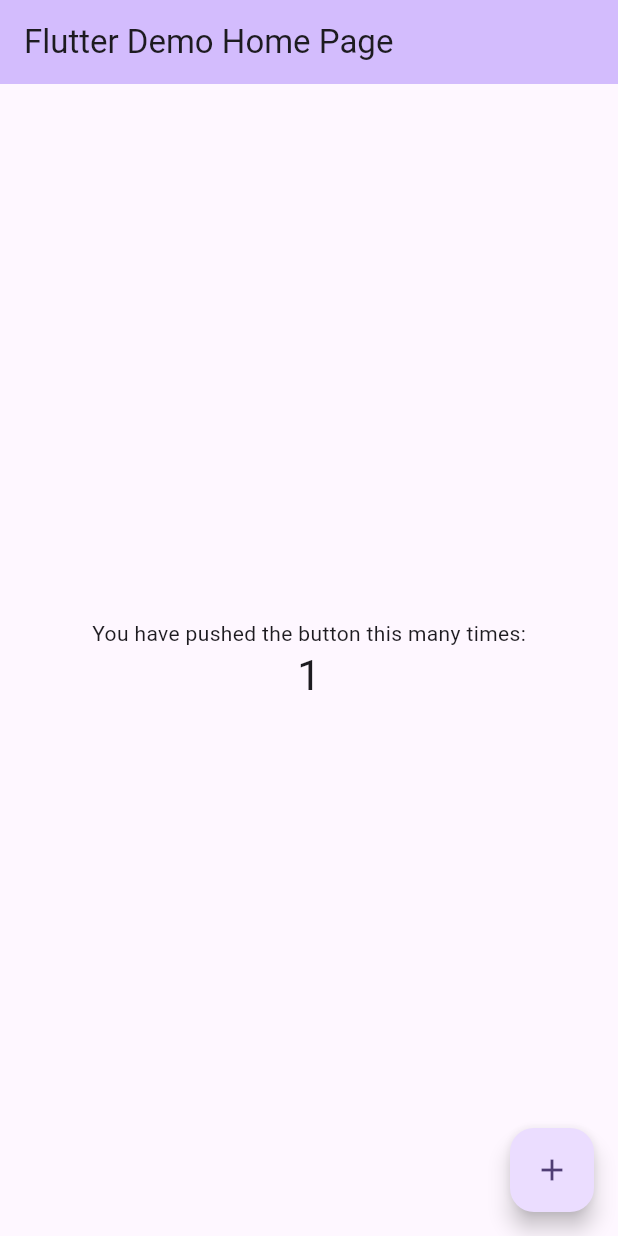
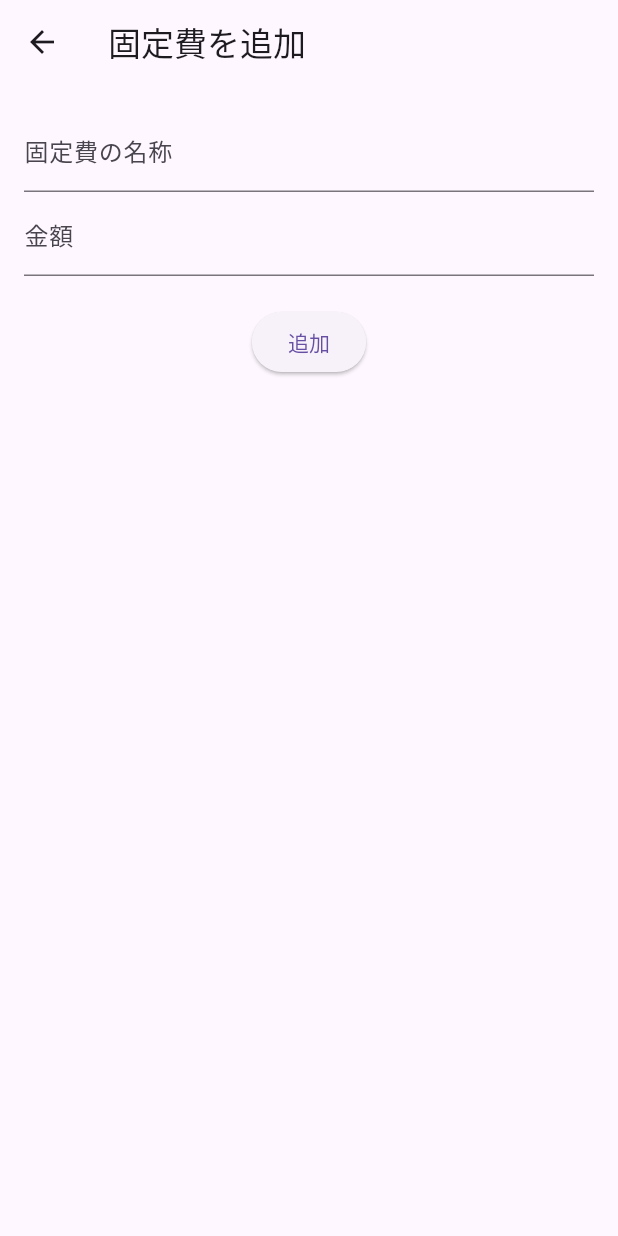
Before and after one commit to JunNakarai/FixedCost, a Flutter app: the screen it shows after launch, after a tap on the "add" icon, on a phone screen of 412 x 824 dp. Run offline on Flutter 3.47's test engine with Material 3 defaults, Android fonts, the phone set to English and light mode, and no system bars.

Commit message:
feat: ✨ #1 固定費リストを作成

```diff
--- a/lib/main.dart
+++ b/lib/main.dart
@@ -1,4 +1,5 @@
 import 'package:flutter/material.dart';
+import 'package:provider/provider.dart';
 
 void main() {
   runApp(const MyApp());
@@ -10,8 +11,10 @@
   // This widget is the root of your application.
   @override
   Widget build(BuildContext context) {
-    return MaterialApp(
-      title: 'Flutter Demo',
+    return ChangeNotifierProvider(
+      create: (context) => FixedCostProvider(),
+      child: MaterialApp(
+        title: '固定費計算アプリ',
         theme: ThemeData(
           // This is the theme of your application.
           //
@@ -28,10 +31,10 @@
           //
           // This works for code too, not just values: Most code changes can be
           // tested with just a hot reload.
-        colorScheme: ColorScheme.fromSeed(seedColor: Colors.deepPurple),
-        useMaterial3: true,
+          primarySwatch: Colors.blue,
         ),
-      home: const MyHomePage(title: 'Flutter Demo Home Page'),
+        home: FixedCostListScreen(),
+      ),
     );
   }
 }
@@ -123,3 +126,113 @@
     );
   }
 }
+
+class FixedCost {
+  String name;
+  double amount;
+
+  FixedCost({required this.name, required this.amount});
+}
+
+class FixedCostProvider extends ChangeNotifier {
+  List<FixedCost> _fixedCosts = [];
+  List<FixedCost> get fixCosts => _fixedCosts;
+
+  void addFixedCost(FixedCost fixedCost) {
+    _fixedCosts.add(fixedCost);
+    notifyListeners();
+  }
+
+  void removeFixedCost(FixedCost fixedCost) {
+    _fixedCosts.remove(fixedCost);
+    notifyListeners();
+  }
+}
+
+class FixedCostListScreen extends StatelessWidget {
+  @override
+  Widget build(BuildContext context) {
+    return Scaffold(
+      appBar: AppBar(
+        title: const Text('固定費リスト'),
+      ),
+      body: Consumer<FixedCostProvider>(builder: (context, provider, child) {
+        return ListView.builder(
+          itemCount: provider.fixCosts.length,
+          itemBuilder: (context, index) {
+            final fixedCost = provider.fixCosts[index];
+            return ListTile(
+              title: Text(fixedCost.name),
+              subtitle: Text('${fixedCost.amount}円'),
+              trailing: IconButton(
+                icon: const Icon(Icons.delete),
+                onPressed: () {
+                  provider.removeFixedCost(fixedCost);
+                },
+              ),
+            );
+          },
+        );
+      }),
+      floatingActionButton: FloatingActionButton(
+        onPressed: () {
+          Navigator.of(context).push(
+            MaterialPageRoute(builder: (context) => AddFixedCostScreen()),
+          );
+        },
+        child: const Icon(Icons.add),
+      ),
+    );
+  }
+}
+
+class AddFixedCostScreen extends StatefulWidget {
+  const AddFixedCostScreen({super.key});
+  @override
+  _AddFixedCostScreenState createState() => _AddFixedCostScreenState();
+}
+
+class _AddFixedCostScreenState extends State<AddFixedCostScreen> {
+  final _nameController = TextEditingController();
+  final _amountController = TextEditingController();
+
+  @override
+  Widget build(BuildContext context) {
+    return Scaffold(
+      appBar: AppBar(
+        title: const Text('固定費を追加'),
+      ),
+      body: Padding(
+        padding: const EdgeInsets.all(16.0),
+        child: Column(
+          children: [
+            TextField(
+              controller: _nameController,
+              decoration: const InputDecoration(labelText: '固定費の名称'),
+            ),
+            TextField(
+              controller: _amountController,
+              decoration: const InputDecoration(labelText: '金額'),
+              keyboardType: TextInputType.number,
+            ),
+            const SizedBox(height: 20),
+            ElevatedButton(
+              onPressed: () {
+                final name = _nameController.text;
+                final amount = double.tryParse(_amountController.text) ?? 0;
+
+                if (name.isNotEmpty && amount > 0) {
+                  final fixedCost = FixedCost(name: name, amount: amount);
+                  Provider.of<FixedCostProvider>(context, listen: false)
+                      .addFixedCost(fixedCost);
+                  Navigator.of(context).pop();
+                }
+              },
+              child: const Text('追加'),
+            ),
+          ],
+        ),
+      ),
+    );
+  }
+}
--- a/pubspec.yaml
+++ b/pubspec.yaml
@@ -30,7 +30,7 @@ environment:
 dependencies:
   flutter:
     sdk: flutter
-
+  provider: ^6.0.0
 
   # The following adds the Cupertino Icons font to your application.
   # Use with the CupertinoIcons class for iOS style icons.
```
Lines whose indentation alone changed are shown as unchanged.
